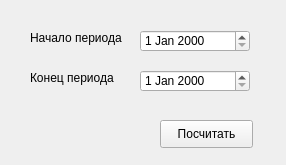
The window that widgets_ui/widget_sum_count.ui (feranic12/PayPlanner) describes before a commit, drawn with Qt 5.
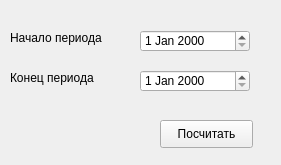
The same window after the commit.

```diff
--- a/widgets_ui/widget_sum_count.ui
+++ b/widgets_ui/widget_sum_count.ui
@@ -6,7 +6,7 @@
    <rect>
     <x>0</x>
     <y>0</y>
-    <width>286</width>
+    <width>281</width>
     <height>165</height>
    </rect>
   </property>
@@ -49,9 +49,9 @@
   <widget class="QLabel" name="label">
    <property name="geometry">
     <rect>
-     <x>30</x>
+     <x>10</x>
      <y>30</y>
-     <width>101</width>
+     <width>121</width>
      <height>16</height>
     </rect>
    </property>
@@ -62,9 +62,9 @@
   <widget class="QLabel" name="label_2">
    <property name="geometry">
     <rect>
-     <x>30</x>
+     <x>10</x>
      <y>70</y>
-     <width>91</width>
+     <width>121</width>
      <height>16</height>
     </rect>
    </property>
```
